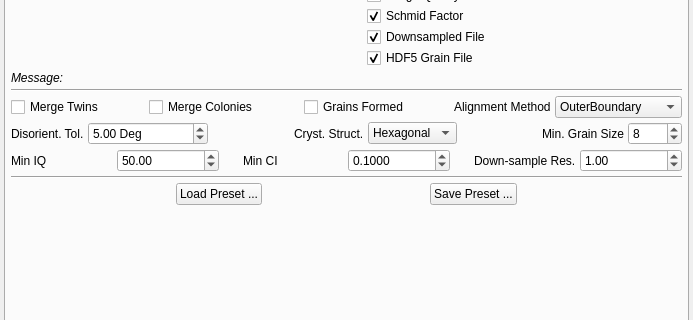
First picture: the form in Source/AIM/GUI/UI_Files/RepresentationUI.ui, repository BlueQuartzSoftware/DREAM3D, before the edit; both pictures show x 0 to 693 and y 261 to 581 of the 693 by 684 pixel window.
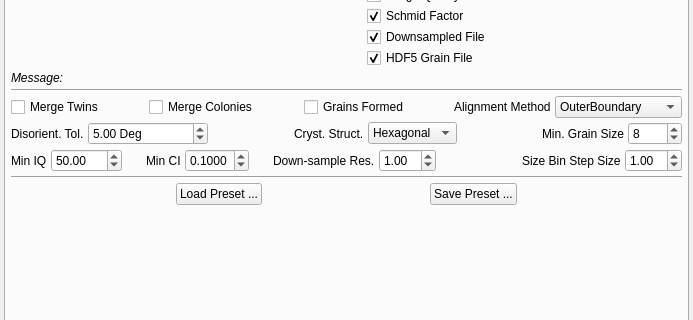
Second picture: the form after the edit. The open tabs and pages were chosen to show the change. Icons and pictures are not drawn.

Commit message: Adding Size Bin Step Size to Reconstruction tab of GUI.  Now the step size can be decided by the user in both the reconstruction and stats generator modules and is read in by the grain generator module.

```diff
--- a/Source/AIM/GUI/UI_Files/RepresentationUI.ui
+++ b/Source/AIM/GUI/UI_Files/RepresentationUI.ui
@@ -1128,6 +1128,33 @@
             </property>
            </widget>
           </item>
+          <item>
+           <spacer name="horizontalSpacer_29">
+            <property name="orientation">
+             <enum>Qt::Horizontal</enum>
+            </property>
+            <property name="sizeHint" stdset="0">
+             <size>
+              <width>40</width>
+              <height>20</height>
+             </size>
+            </property>
+           </spacer>
+          </item>
+          <item>
+           <widget class="QLabel" name="label_59">
+            <property name="text">
+             <string>Size Bin Step Size</string>
+            </property>
+           </widget>
+          </item>
+          <item>
+           <widget class="QDoubleSpinBox" name="SizeBinStepSize">
+            <property name="value">
+             <double>1.000000000000000</double>
+            </property>
+           </widget>
+          </item>
          </layout>
         </item>
         <item>
```
Left out of the diff: 5 changed lines with no effect on the pictures. The commit also changes 6 other files.
